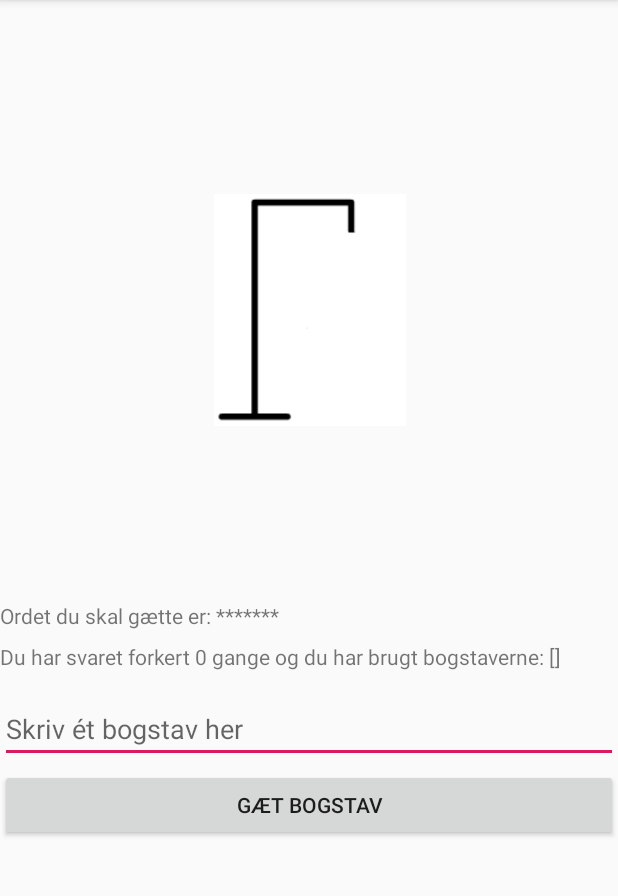
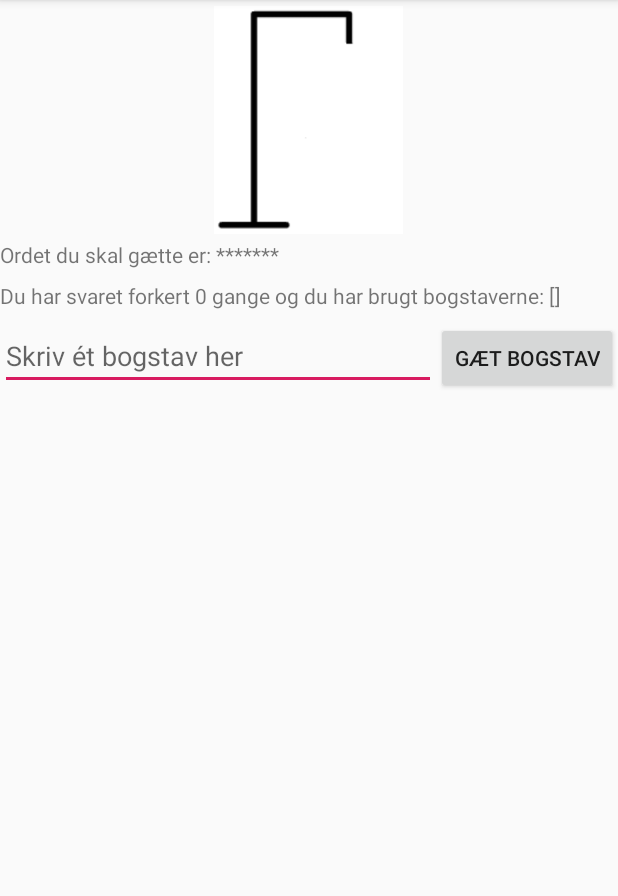
Before and after one commit to ande987a/Galgeleg, an Android app: the Game_act screen opened directly, with no data from a screen before it, on a phone screen of 412 x 824 dp, the part 84-980 px from its top. Run offline under Robolectric (Android 15) with nearby library versions, the phone set to English and light mode, and no system bars.

Commit message:
Game layout changes.

```diff
--- a/app/src/main/AndroidManifest.xml
+++ b/app/src/main/AndroidManifest.xml
@@ -10,10 +10,7 @@
         android:supportsRtl="true"
         android:theme="@style/AppTheme">
         <activity android:name=".Help_act"></activity>
-        <activity
-            android:name=".Game_act"
-            android:windowSoftInputMode="adjustResize">
-        </activity>
+        <activity android:name=".Game_act"></activity>
         <activity android:name=".StartMenu_act">
             <intent-filter>
                 <action android:name="android.intent.action.MAIN" />
--- a/app/src/main/res/layout/activity_game.xml
+++ b/app/src/main/res/layout/activity_game.xml
@@ -10,24 +10,20 @@
         android:id="@+id/insertLetter"
         android:layout_width="0dp"
         android:layout_height="wrap_content"
-        android:layout_marginTop="16dp"
+        android:layout_marginTop="8dp"
         android:ems="10"
         android:hint="Skriv ét bogstav her"
         android:inputType="textPersonName"
-        app:layout_constraintEnd_toEndOf="parent"
-        app:layout_constraintHorizontal_bias="1.0"
+        app:layout_constraintEnd_toStartOf="@+id/button"
         app:layout_constraintStart_toStartOf="parent"
         app:layout_constraintTop_toBottomOf="@+id/wrongLetter" />
 
     <ImageView
         android:id="@+id/galge"
-        android:layout_width="128dp"
-        android:layout_height="165dp"
-        android:layout_marginTop="24dp"
-        android:layout_marginBottom="12dp"
-        app:layout_constraintBottom_toTopOf="@+id/word"
+        android:layout_width="126dp"
+        android:layout_height="160dp"
         app:layout_constraintEnd_toEndOf="parent"
-        app:layout_constraintHorizontal_bias="0.502"
+        app:layout_constraintHorizontal_bias="0.498"
         app:layout_constraintStart_toStartOf="parent"
         app:layout_constraintTop_toTopOf="parent"
         app:srcCompat="@drawable/galge" />
@@ -36,11 +32,10 @@
         android:id="@+id/word"
         android:layout_width="0dp"
         android:layout_height="wrap_content"
-        app:layout_constraintBottom_toBottomOf="parent"
+        app:layout_constraintHorizontal_bias="0.0"
         app:layout_constraintLeft_toLeftOf="parent"
         app:layout_constraintRight_toRightOf="parent"
-        app:layout_constraintTop_toTopOf="parent"
-        app:layout_constraintVertical_bias="0.535" />
+        app:layout_constraintTop_toBottomOf="@+id/galge" />
 
     <TextView
         android:id="@+id/wrongLetter"
@@ -55,11 +50,9 @@
         android:id="@+id/button"
         android:layout_width="0dp"
         android:layout_height="wrap_content"
-        android:layout_marginTop="4dp"
+        android:layout_marginTop="8dp"
         android:text="Gæt bogstav"
         app:layout_constraintEnd_toEndOf="parent"
-        app:layout_constraintHorizontal_bias="0.501"
-        app:layout_constraintStart_toStartOf="parent"
-        app:layout_constraintTop_toBottomOf="@+id/insertLetter" />
+        app:layout_constraintTop_toBottomOf="@+id/wrongLetter" />
 
 </androidx.constraintlayout.widget.ConstraintLayout>
```
